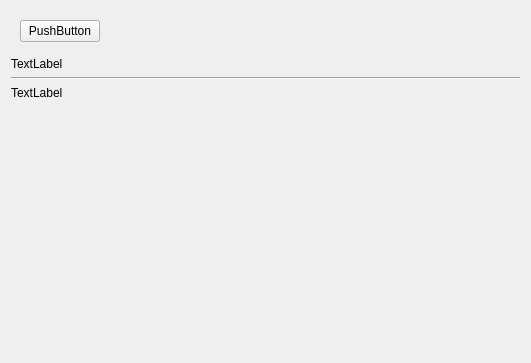
The window that ui/src/ui/printerview.ui (iserramacsa/mcomms) describes before a commit, drawn with Qt 5.
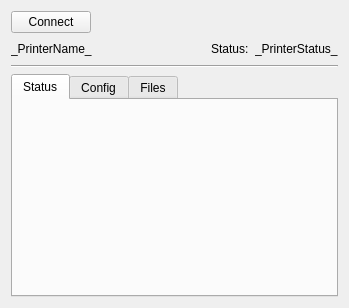
The same window after the commit.

Commit message: Add printerview class

The edit to the form file:
```diff
--- a/ui/src/ui/printerview.ui
+++ b/ui/src/ui/printerview.ui
@@ -6,32 +6,39 @@
    <rect>
     <x>0</x>
     <y>0</y>
-    <width>531</width>
-    <height>363</height>
+    <width>349</width>
+    <height>308</height>
    </rect>
   </property>
-  <layout class="QGridLayout" name="gridLayout">
-   <item row="2" column="0">
-    <widget class="Line" name="line">
-     <property name="orientation">
-      <enum>Qt::Horizontal</enum>
-     </property>
-    </widget>
-   </item>
-   <item row="3" column="0">
-    <widget class="QLabel" name="label_2">
-     <property name="text">
-      <string>TextLabel</string>
-     </property>
-    </widget>
-   </item>
-   <item row="0" column="0">
-    <widget class="QWidget" name="widget" native="true">
+  <layout class="QVBoxLayout" name="verticalLayout">
+   <item>
+    <widget class="QWidget" name="toolBar" native="true">
      <layout class="QHBoxLayout" name="horizontalLayout">
+      <property name="leftMargin">
+       <number>0</number>
+      </property>
+      <property name="topMargin">
+       <number>0</number>
+      </property>
+      <property name="rightMargin">
+       <number>0</number>
+      </property>
+      <property name="bottomMargin">
+       <number>0</number>
+      </property>
       <item>
        <widget class="QPushButton" name="pushButton">
         <property name="text">
-         <string>PushButton</string>
+         <string>Connect</string>
+        </property>
+        <property name="checkable">
+         <bool>true</bool>
+        </property>
+        <property name="checked">
+         <bool>false</bool>
+        </property>
+        <property name="flat">
+         <bool>false</bool>
         </property>
        </widget>
       </item>
@@ -51,25 +58,83 @@
      </layout>
     </widget>
    </item>
-   <item row="1" column="0">
-    <widget class="QLabel" name="label">
-     <property name="text">
-      <string>TextLabel</string>
-     </property>
+   <item>
+    <widget class="QWidget" name="statusBar" native="true">
+     <layout class="QHBoxLayout" name="horizontalLayout_2">
+      <property name="leftMargin">
+       <number>0</number>
+      </property>
+      <property name="topMargin">
+       <number>0</number>
+      </property>
+      <property name="rightMargin">
+       <number>0</number>
+      </property>
+      <property name="bottomMargin">
+       <number>0</number>
+      </property>
+      <item>
+       <widget class="QLabel" name="lblPrinterName">
+        <property name="text">
+         <string>_PrinterName_</string>
+        </property>
+       </widget>
+      </item>
+      <item>
+       <spacer name="horizontalSpacer_2">
+        <property name="orientation">
+         <enum>Qt::Horizontal</enum>
+        </property>
+        <property name="sizeHint" stdset="0">
+         <size>
+          <width>40</width>
+          <height>20</height>
+         </size>
+        </property>
+       </spacer>
+      </item>
+      <item>
+       <widget class="QLabel" name="lblStatus">
+        <property name="text">
+         <string>Status:</string>
+        </property>
+       </widget>
+      </item>
+      <item>
+       <widget class="QLabel" name="lblPrinterStatus">
+        <property name="text">
+         <string>_PrinterStatus_</string>
+        </property>
+       </widget>
+      </item>
+     </layout>
     </widget>
    </item>
-   <item row="4" column="0">
-    <spacer name="verticalSpacer">
+   <item>
+    <widget class="Line" name="line">
      <property name="orientation">
-      <enum>Qt::Vertical</enum>
+      <enum>Qt::Horizontal</enum>
      </property>
-     <property name="sizeHint" stdset="0">
-      <size>
-       <width>20</width>
-       <height>40</height>
-      </size>
-     </property>
-    </spacer>
+    </widget>
+   </item>
+   <item>
+    <widget class="QTabWidget" name="tabWidget">
+     <widget class="QWidget" name="tabStatus">
+      <attribute name="title">
+       <string>Status</string>
+      </attribute>
+     </widget>
+     <widget class="QWidget" name="tabConfig">
+      <attribute name="title">
+       <string>Config</string>
+      </attribute>
+     </widget>
+     <widget class="QWidget" name="tabFiles">
+      <attribute name="title">
+       <string>Files</string>
+      </attribute>
+     </widget>
+    </widget>
    </item>
   </layout>
  </widget>
```
Left out of the diff: 2 changed lines with no effect on the pictures. The commit also changes 9 other files.
